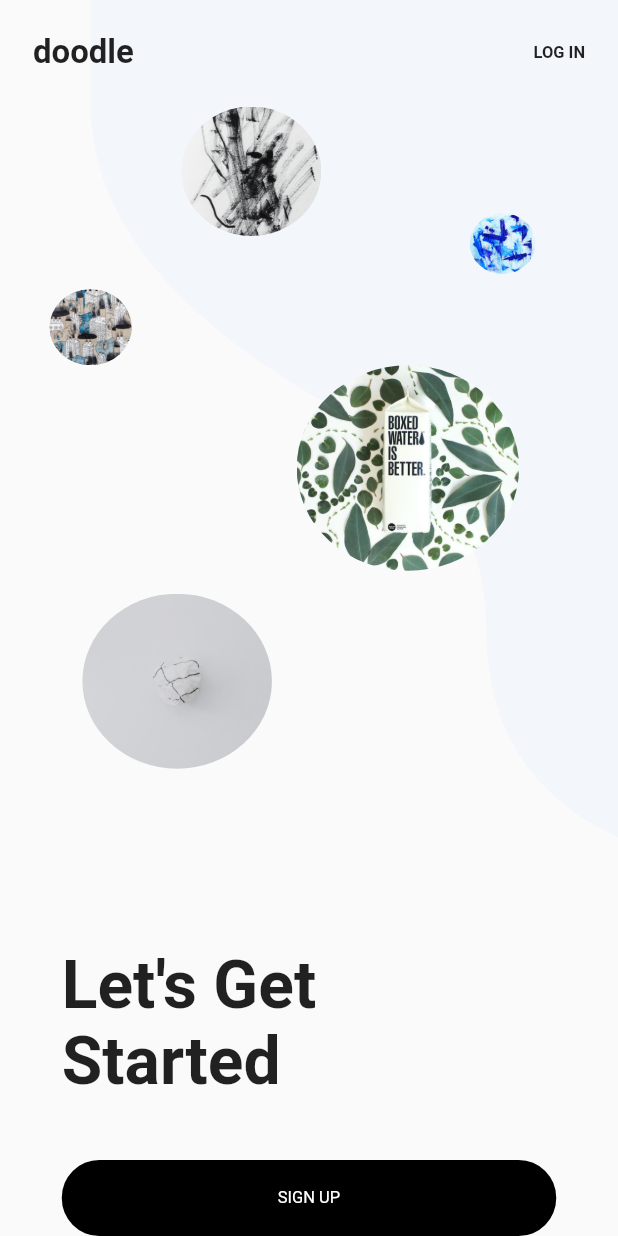
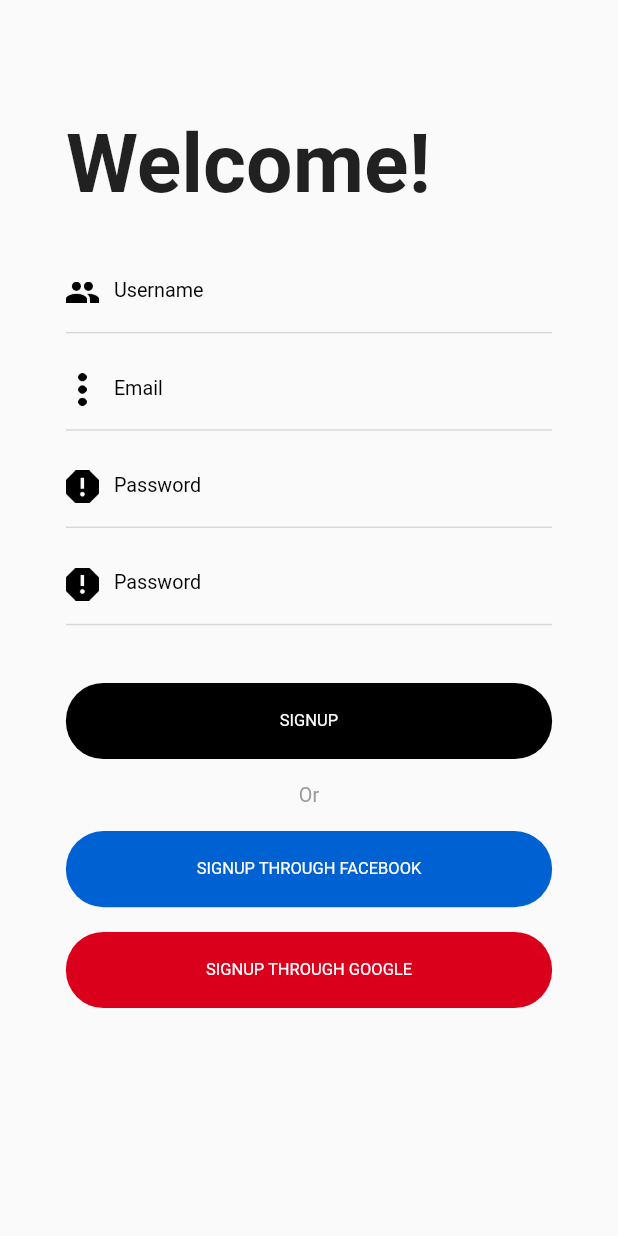
Before and after one commit to abelee98/Doodle, a Flutter app: the screen it shows after launch, on a phone screen of 412 x 824 dp. Run offline on Flutter 3.47's test engine with Material 2 defaults, Android fonts, the phone set to English and light mode, and no system bars; our stand-ins replace flutter_screenutil.

Commit message:
finished the signup page

```diff
--- a/lib/main.dart
+++ b/lib/main.dart
@@ -1,5 +1,6 @@
 import 'package:flutter/material.dart';
 import 'widgets/landing.dart';
+import 'widgets/signup.dart';
 
 void main() {
   runApp(MyApp());
@@ -15,7 +16,7 @@ class MyApp extends StatelessWidget {
         primarySwatch: Colors.blue,
         fontFamily: 'Roboto',
       ),
-      home: Landing(),
+      home: Signup(),
     );
   }
 }
--- a/lib/widgets/landing.dart
+++ b/lib/widgets/landing.dart
@@ -20,7 +20,7 @@ class Landing extends StatelessWidget {
             child: ClipPath(
               clipper: BackgroundClipper(),
               child: Container(
-                color: Color.fromARGB(100, 232, 243, 255)
+                color: Color(0xffe0efff)
                 // color: Colors.red
               ),
             )
--- /dev/null
+++ b/lib/widgets/signup.dart
@@ -0,0 +1,192 @@
+import 'package:flutter/material.dart';
+import 'package:flutter_screenutil/flutter_screenutil.dart';
+
+class Signup extends StatelessWidget {
+  const Signup({Key key}) : super(key: key);
+
+  @override
+  Widget build(BuildContext context) {
+    ScreenUtil.init(context, width: 375, height: 812, allowFontScaling: true);
+
+    return Scaffold(
+      body: SafeArea(
+      child: Padding(
+        padding: EdgeInsets.only(left: ScreenUtil().setWidth(40.0), right: ScreenUtil().setWidth(40)),
+        child: ListView(
+          children: <Widget>[
+            Padding(padding: EdgeInsets.only(top: ScreenUtil().setWidth(70), bottom: ScreenUtil().setWidth(20)),
+              child: Text(
+                "Welcome!",
+                style: TextStyle(
+                  fontWeight: FontWeight.bold,
+                  fontSize: ScreenUtil().setSp(50)
+                ),
+              ),
+            ),
+            Padding(padding: EdgeInsets.only(top: ScreenUtil().setWidth(5), bottom: ScreenUtil().setWidth(5)),
+              child:Container(
+                decoration: BoxDecoration(
+                  border: Border(bottom: BorderSide(width: 1.0, color: Color(0xffd8d8d8)))
+                ),
+                child: Row(children: <Widget>[
+                  SizedBox(
+                    child: Image.asset("assets/icons/people.png"),
+                    width: ScreenUtil().setWidth(20),
+                    height: ScreenUtil().setWidth(20),
+                  ),
+                  Flexible(child:
+                    TextField(
+                      decoration: InputDecoration(
+                        border: InputBorder.none,
+                        contentPadding: EdgeInsets.all(10.0),
+                        labelText: "Username",
+                        labelStyle: TextStyle(fontSize: ScreenUtil().setSp(12.0), color: Colors.black)
+                      ),
+                    ),
+                  )
+                ],)
+              ),
+            ),
+            Padding(padding: EdgeInsets.only(top: ScreenUtil().setWidth(5), bottom: ScreenUtil().setWidth(5)),
+              child:Container(
+                decoration: BoxDecoration(
+                  border: Border(bottom: BorderSide(width: 1.0, color: Color(0xffd8d8d8)))
+                ),
+                child: Row(children: <Widget>[
+                  SizedBox(
+                    child: Image.asset("assets/icons/email.png"),
+                    width: ScreenUtil().setWidth(20),
+                    height: ScreenUtil().setWidth(20),
+                  ),
+                  Flexible(child:
+                    TextField(
+                      decoration: InputDecoration(
+                        border: InputBorder.none,
+                        contentPadding: EdgeInsets.all(10.0),
+                        labelText: "Email",
+                        labelStyle: TextStyle(fontSize: ScreenUtil().setSp(12.0), color: Colors.black)
+                      ),
+                    ),
+                  )
+                ],)
+              ),
+            ),
+            Padding(padding: EdgeInsets.only(top: ScreenUtil().setWidth(5), bottom: ScreenUtil().setWidth(5)),
+              child:Container(
+                decoration: BoxDecoration(
+                  border: Border(bottom: BorderSide(width: 1.0, color: Color(0xffd8d8d8)))
+                ),
+                child: Row(children: <Widget>[
+                  SizedBox(
+                    child: Image.asset("assets/icons/password.png"),
+                    width: ScreenUtil().setWidth(20),
+                    height: ScreenUtil().setWidth(20),
+                  ),
+                  Flexible(child:
+                    TextField(
+                      decoration: InputDecoration(
+                        border: InputBorder.none,
+                        contentPadding: EdgeInsets.all(10.0),
+                        labelText: "Password",
+                        labelStyle: TextStyle(fontSize: ScreenUtil().setSp(12.0), color: Colors.black)
+                      ),
+                    ),
+                  )
+                ],)
+              ),
+            ),
+            Padding(padding: EdgeInsets.only(top: ScreenUtil().setWidth(5), bottom: ScreenUtil().setWidth(5)),
+              child:Container(
+                decoration: BoxDecoration(
+                  border: Border(bottom: BorderSide(width: 1.0, color: Color(0xffd8d8d8)))
+                ),
+                child: Row(children: <Widget>[
+                  SizedBox(
+                    child: Image.asset("assets/icons/password.png"),
+                    width: ScreenUtil().setWidth(20),
+                    height: ScreenUtil().setWidth(20),
+                  ),
+                  Flexible(child:
+                    TextField(
+                      decoration: InputDecoration(
+                        border: InputBorder.none,
+                        contentPadding: EdgeInsets.all(10.0),
+                        labelText: "Password",
+                        labelStyle: TextStyle(fontSize: ScreenUtil().setSp(12.0), color: Colors.black)
+                      ),
+                    ),
+                  )
+                ],)
+              ),
+            ),
+            SizedBox(height: ScreenUtil().setWidth(30)),
+            Container(
+              width: ScreenUtil().setWidth(300),
+              height: ScreenUtil().setHeight(50),
+              decoration: BoxDecoration(
+                borderRadius: BorderRadius.circular(25.0),
+                color: Colors.black,
+              ),
+              child:Center(
+                child: Text(
+                    "SIGNUP",
+                    style: TextStyle(
+                      fontSize: ScreenUtil().setSp(10),
+                      color: Colors.white
+                    ),
+                  ),
+              )
+            ),
+            SizedBox(height: ScreenUtil().setWidth(15)),
+            Center(
+              child: Text(
+                  "Or",
+                  style: TextStyle(
+                    fontSize: ScreenUtil().setSp(12.0),
+                    color: Color(0xff9b9b9b)
+                  )
+                )
+            ),
+            SizedBox(height: ScreenUtil().setWidth(15)),
+            Container(
+              width: ScreenUtil().setWidth(300),
+              height: ScreenUtil().setHeight(50),
+              decoration: BoxDecoration(
+                borderRadius: BorderRadius.circular(25.0),
+                color: Color(0xff0061d2)
+              ),
+              child:Center(
+                child: Text(
+                    "SIGNUP THROUGH FACEBOOK",
+                    style: TextStyle(
+                      fontSize: ScreenUtil().setSp(10),
+                      color: Colors.white
+                    ),
+                  ),
+              )
+            ),
+            SizedBox(height: ScreenUtil().setWidth(15)),
+            Container(
+              width: ScreenUtil().setWidth(300),
+              height: ScreenUtil().setHeight(50),
+              decoration: BoxDecoration(
+                borderRadius: BorderRadius.circular(25.0),
+                color:  Color(0xffda001b),
+              ),
+              child:Center(
+                child: Text(
+                    "SIGNUP THROUGH GOOGLE",
+                    style: TextStyle(
+                      fontSize: ScreenUtil().setSp(10),
+                      color: Colors.white
+                    ),
+                  ),
+              )
+            )
+          ],
+        ),
+        )
+      ),
+    );
+  }
+}
--- a/pubspec.yaml
+++ b/pubspec.yaml
@@ -44,6 +44,7 @@ flutter:
   # To add assets to your application, add an assets section, like this:
   assets:
     - assets/
+    - assets/icons/
 
   # An image asset can refer to one or more resolution-specific "variants", see
   # https://flutter.dev/assets-and-images/#resolution-aware.
```
Also changed, not shown: assets/icons/email.png (added), assets/icons/password.png (added), assets/icons/people.png (added).
